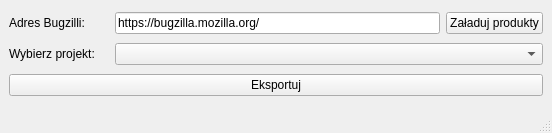
Before: the Qt Designer form ui/main_window.ui in hckr/bugzilla-downloader, drawn with Qt 5.
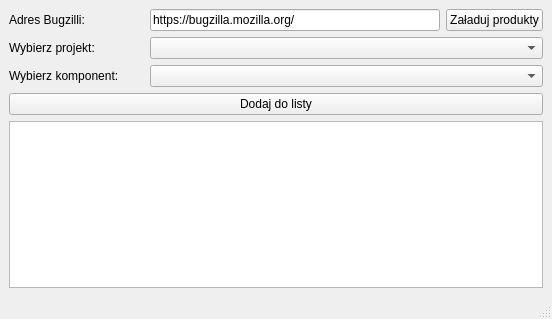
After: the same form once the commit is applied.

Commit message: Działa pokazywanie listy kompomenentów dla wybranego produktu. Problem z encjami (zapewne coś z kodowaniem).

Patch:
```diff
--- a/ui/main_window.ui
+++ b/ui/main_window.ui
@@ -7,7 +7,7 @@
     <x>0</x>
     <y>0</y>
     <width>552</width>
-    <height>133</height>
+    <height>319</height>
    </rect>
   </property>
   <property name="windowTitle">
@@ -30,10 +30,16 @@
         </property>
         <property name="minimumSize">
          <size>
-          <width>100</width>
+          <width>135</width>
           <height>0</height>
          </size>
         </property>
+        <property name="maximumSize">
+         <size>
+          <width>135</width>
+          <height>16777215</height>
+         </size>
+        </property>
         <property name="text">
          <string>Adres Bugzilli:</string>
         </property>
@@ -67,6 +73,18 @@
         </property>
         <property name="minimumSize">
          <size>
+          <width>135</width>
+          <height>0</height>
+         </size>
+        </property>
+        <property name="maximumSize">
+         <size>
+          <width>135</width>
+          <height>16777215</height>
+         </size>
+        </property>
+        <property name="sizeIncrement">
+         <size>
           <width>100</width>
           <height>0</height>
          </size>
@@ -84,17 +102,59 @@
       </item>
      </layout>
     </item>
+    <item>
+     <layout class="QHBoxLayout" name="horizontalLayout_4">
+      <item>
+       <widget class="QLabel" name="label_3">
+        <property name="sizePolicy">
+         <sizepolicy hsizetype="Fixed" vsizetype="Preferred">
+          <horstretch>0</horstretch>
+          <verstretch>0</verstretch>
+         </sizepolicy>
+        </property>
+        <property name="minimumSize">
+         <size>
+          <width>135</width>
+          <height>0</height>
+         </size>
+        </property>
+        <property name="maximumSize">
+         <size>
+          <width>135</width>
+          <height>16777215</height>
+         </size>
+        </property>
+        <property name="styleSheet">
+         <string notr="true"/>
+        </property>
+        <property name="text">
+         <string>Wybierz komponent:</string>
+        </property>
+       </widget>
+      </item>
+      <item>
+       <widget class="QComboBox" name="ComponentsComboBox"/>
+      </item>
+     </layout>
+    </item>
     <item>
      <layout class="QHBoxLayout" name="horizontalLayout_3">
       <item>
        <widget class="QPushButton" name="ExportButton">
         <property name="text">
-         <string>Eksportuj</string>
+         <string>Dodaj do listy</string>
         </property>
        </widget>
       </item>
      </layout>
     </item>
+    <item>
+     <layout class="QHBoxLayout" name="horizontalLayout_5">
+      <item>
+       <widget class="QListWidget" name="listWidget"/>
+      </item>
+     </layout>
+    </item>
    </layout>
   </widget>
   <widget class="QMenuBar" name="menubar">
```
Left out of the diff: 4 changed lines with no effect on the pictures. The commit also changes 5 other files.
